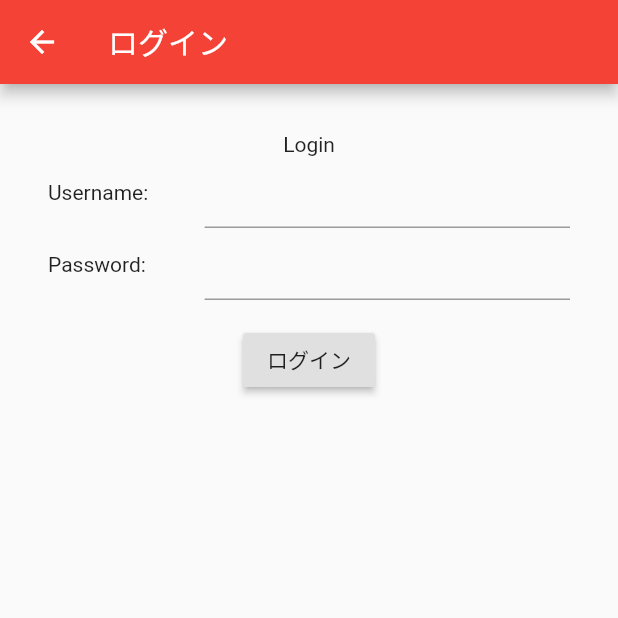
After one commit to uchidaITSP/test_app, a Flutter app: the Login screen opened directly, on a phone screen of 412 x 824 dp, the top half of it. The commit adds this screen. Run offline on Flutter 3.47's test engine with Material 2 defaults, Android fonts, the phone set to English and light mode, and no system bars; our stand-ins replace shared_preferences, sqflite; accounts and stored records are empty.

Commit message:
ログイン機能の追加

```diff
--- a/lib/main.dart
+++ b/lib/main.dart
@@ -2,10 +2,34 @@ import 'package:flutter/cupertino.dart';
 import 'package:flutter/material.dart';
 import 'package:flutter/rendering.dart';
 import 'package:test_app/root.dart';
+import 'package:test_app/routes/login_route.dart';
+import 'package:test_app/screen/login_screen.dart';
 
-void main() {
-  runApp(MyApp());
+
+void main() => runApp(new Login());
+
+final routes = {
+  '/login': (BuildContext context) => new LoginPage(),
+  '/': (BuildContext context) => new LoginPage(),
+};
+
+class Login extends StatelessWidget {
+  @override
+  Widget build(BuildContext context) {
+    return new MaterialApp(
+      title: 'Sqflite App',
+      theme: new ThemeData(primarySwatch: Colors.red),
+      routes: routes,
+    );
+  }
 }
+//void main() {
+//  runApp(
+//    MaterialApp(
+//      home: Myapp(),
+//    ),
+//  );
+//}
 
 class MyApp extends StatelessWidget {
   @override
--- /dev/null
+++ b/lib/models/user.dart
@@ -0,0 +1,22 @@
+class User {
+  int _id;
+  String _username;
+  String _password;
+
+  User(this._username, this._password);
+
+  User.fromMap(dynamic obj) {
+    this._username = obj['username'];
+    this._password = obj['password'];
+  }
+
+  String get username => _username;
+  String get password => _password;
+
+  Map<String, dynamic> toMap() {
+    var map = new Map<String, dynamic>();
+    map["username"] = _username;
+    map["password"] = _password;
+    return map;
+  }
+}
--- /dev/null
+++ b/lib/routes/login_route.dart
@@ -0,0 +1,92 @@
+import 'package:flutter/cupertino.dart';
+import 'package:flutter/material.dart';
+import 'package:test_app/main.dart';
+import 'package:test_app/routes/home_route.dart';
+
+class Login extends StatefulWidget {
+  @override
+  State<StatefulWidget> createState() {
+    return _State();
+  }
+}
+
+class _State extends State<Login> {
+  var _userController = TextEditingController();
+  var _passwordController = TextEditingController();
+  var _text = '';
+
+  @override
+  Widget build(BuildContext context) {
+    return Scaffold(
+      appBar: AppBar(
+        title: Text('ログイン'),
+      ),
+      body: Container(
+        padding: EdgeInsets.all(32.0),
+        child: Column(
+          children: <Widget>[
+            Text('Login'),
+            Row(
+              children: <Widget>[
+                Expanded(
+                  flex: 3,
+                  child: Text('Username: '),
+                ),
+                Expanded(
+                  flex: 7,
+                  child: TextField(
+                    controller: _userController,
+                  ),
+                ),
+              ],
+            ),
+            Row(
+              children: <Widget>[
+                Expanded(
+                  flex: 3,
+                  child: Text('Password: '),
+                ),
+                Expanded(
+                  flex: 7,
+                  child: TextField(
+                    controller: _passwordController,
+                    obscureText: true,
+                  ),
+                )
+              ],
+            ),
+            Container(
+              padding: EdgeInsets.all(16.0),
+              child: RaisedButton(
+                child: Text('ログイン'),
+                onPressed: () async{
+//            ボタン押下時の処理
+//          Navigator.pushNamed(context, '/next');
+//                とりあえず繋げただけ
+                Navigator.push(
+                    context,
+                    MaterialPageRoute(
+                      builder: (context) => MyApp(),
+                ),
+               );
+              },
+//                _textに
+//                onPressed: () => setState(
+//                      () {
+////                    _text = _userController.text;
+////                    _text += ':';
+////                    _text += _passwordController.text;
+//                  },
+//                ),
+              ),
+            ),
+            Container(
+              padding: EdgeInsets.all(8.0),
+              child: Text(_text),
+            )
+          ],
+        ),
+      ),
+    );
+  }
+}
--- /dev/null
+++ b/lib/services/request/login_request.dart
@@ -0,0 +1,13 @@
+import 'dart:async';
+
+import 'package:test_app/models/user.dart';
+import 'package:test_app/data/CtrQuery/login_ctr.dart';
+
+class LoginRequest {
+  LoginCtr con = new LoginCtr();
+
+  Future<User> getLogin(String username, String password) {
+    var result = con.getLogin(username,password);
+    return result;
+  }
+}
```
Also changed, not shown: lib/data/CtrQuery/login_ctr.dart (added, +42 -0 lines), lib/data/database_helper.dart (added, +45 -0 lines), lib/screen/home_page.dart (added, +55 -0 lines), lib/screen/login_screen.dart (added, +168 -0 lines), lib/services/response/login_response.dart (added, +22 -0 lines), lib/utils/network_util.dart (added, +14 -0 lines), pubspec.yaml (+8 -0 lines), pubspec.lock, 1 other file.
